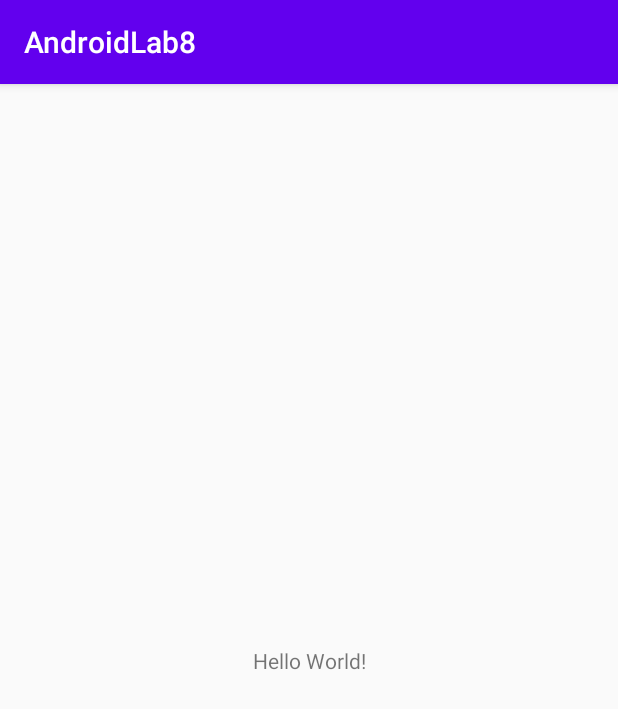
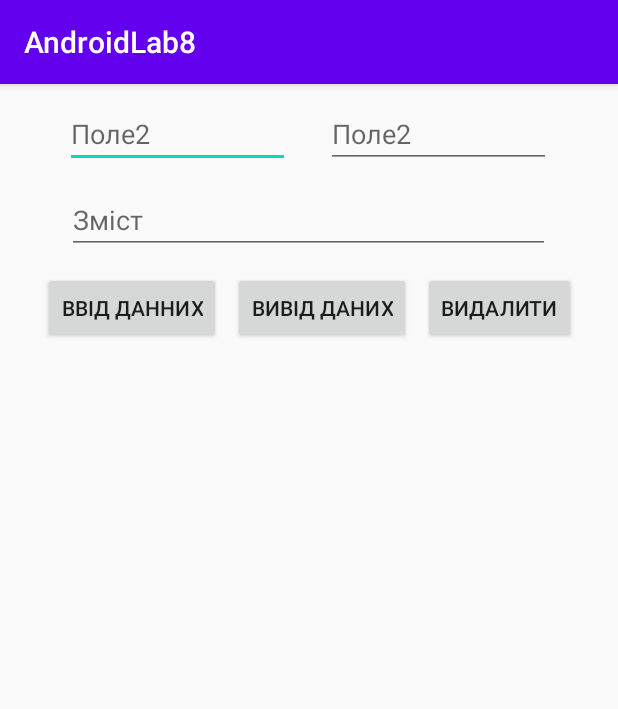
Before and after one commit to pi-181/android-lab-8, an Android app: the screen it shows after launch (MainActivity), on a phone screen of 412 x 824 dp. Shown: the top 709 px of the screen. Run offline under Robolectric (Android 15) with nearby library versions, the phone set to English and light mode, and no system bars.

```diff
--- a/app/build.gradle
+++ b/app/build.gradle
@@ -20,6 +20,10 @@ android {
             proguardFiles getDefaultProguardFile('proguard-android-optimize.txt'), 'proguard-rules.pro'
         }
     }
+    compileOptions {
+        sourceCompatibility JavaVersion.VERSION_1_8
+        targetCompatibility JavaVersion.VERSION_1_8
+    }
 }
 
 dependencies {
--- a/app/src/main/java/com/demkom58/androidlab8/MainActivity.java
+++ b/app/src/main/java/com/demkom58/androidlab8/MainActivity.java
@@ -1,13 +1,83 @@
 package com.demkom58.androidlab8;
 
+import android.content.ContentValues;
+import android.database.Cursor;
+import android.database.sqlite.SQLiteDatabase;
+import android.os.Bundle;
+import android.util.Log;
+import android.view.View;
+import android.widget.EditText;
 import androidx.appcompat.app.AppCompatActivity;
-import android.os.Bundle;
 
 public class MainActivity extends AppCompatActivity {
+    private MyOpenHelper myHelper = null;
+    private EditText field1, field2, result;
+    private SQLiteDatabase DB;
 
     @Override
-    protected void onCreate(Bundle savedInstanceState) {
-        super.onCreate(savedInstanceState);
+    protected void onCreate(Bundle bundle) {
+        super.onCreate(bundle);
         setContentView(R.layout.activity_main);
+
+        myHelper = new MyOpenHelper(this, "myDB", null, 1);
+
+        field1 = findViewById(R.id.field1);
+        field2 = findViewById(R.id.field2);
+        result = findViewById(R.id.resultField);
+
+        findViewById(R.id.buttonEnterData).setOnClickListener(this::insertIntoDatabase);
+        findViewById(R.id.buttonOutputData).setOnClickListener(this::readDatabase);
+        findViewById(R.id.buttonDelete).setOnClickListener(this::deleteDatabase);
     }
+
+    public void insertIntoDatabase(View view) {
+        if (field1.getText().toString().equals("") ||
+                field2.getText().toString().equals(""))
+            return;
+
+        Log.d("myLogs",
+                "Insert INTO DB (" + field1.getText().toString() + "," + field2.getText().toString() + ")");
+
+        DB = myHelper.getWritableDatabase();
+
+        ContentValues CV = new ContentValues();
+        CV.put(myHelper.FIELD_NAME_1, field1.getText().toString());
+        CV.put(myHelper.FIELD_NAME_2, field2.getText().toString());
+
+        DB.insert(myHelper.TABLE_NAME, null, CV);
+        DB.close();
+
+        field1.setText("");
+        field2.setText("");
+    }
+
+    public void readDatabase(View view) {
+        result.setText("");
+        Log.d("myLogs", "READ FROM DB");
+        DB = myHelper.getReadableDatabase();
+
+        String[] columns = {"_id", myHelper.FIELD_NAME_1, myHelper.FIELD_NAME_2};
+        Cursor cursor = DB.query(myHelper.TABLE_NAME, columns, null,
+                null, null, null, "_id");
+
+        if (cursor != null) {
+            cursor.moveToFirst();
+            if (cursor.moveToFirst()) {
+                do {
+                    result.setText(result.getText().toString() + "\n" + cursor.getString(0) + ") "
+                            + cursor.getString(1) + "," + cursor.getString(2));
+                } while (cursor.moveToNext());
+            }
+        }
+
+        DB.close();
+    }
+
+    public void deleteDatabase(View view) {
+        Log.d("myLogs", "Delete Database");
+        DB = myHelper.getWritableDatabase();
+        DB.delete(myHelper.TABLE_NAME, null, null);
+        DB.close();
+    }
+
 }
--- /dev/null
+++ b/app/src/main/java/com/demkom58/androidlab8/MyOpenHelper.java
@@ -0,0 +1,30 @@
+package com.demkom58.androidlab8;
+
+import android.content.Context;
+import android.database.sqlite.SQLiteDatabase;
+import android.database.sqlite.SQLiteOpenHelper;
+import android.util.Log;
+
+public class MyOpenHelper extends SQLiteOpenHelper {
+
+    public String TABLE_NAME = "first_table";
+    public String FIELD_NAME_1 = "first_field";
+    public String FIELD_NAME_2 = "second_field";
+
+    MyOpenHelper(Context ct, String nm, SQLiteDatabase.CursorFactory cf, int vs) {
+        super(ct, nm, cf, vs);
+    }
+
+    @Override
+    public void onUpgrade(SQLiteDatabase DB, int oldVersion, int newVersion) {
+        Log.d("myLogs", "| Upgrade |" + DB.toString());
+    }
+
+    @Override
+    public void onCreate(SQLiteDatabase DB) {
+        Log.d("myLogs", "| Create |" + DB.toString());
+        String query = "create table " + TABLE_NAME + " ( _id integer primary key autoincrement, "
+                + FIELD_NAME_1 + " TEXT, " + FIELD_NAME_2 + " TEXT)";
+        DB.execSQL(query);
+    }
+}
--- a/app/src/main/res/layout/activity_main.xml
+++ b/app/src/main/res/layout/activity_main.xml
@@ -6,13 +6,62 @@
         android:layout_width="match_parent"
         android:layout_height="match_parent"
         tools:context=".MainActivity">
-    <TextView
+    <androidx.constraintlayout.widget.ConstraintLayout
             android:layout_width="wrap_content"
             android:layout_height="wrap_content"
-            android:text="Hello World!"
-            app:layout_constraintBottom_toBottomOf="parent"
-            app:layout_constraintLeft_toLeftOf="parent"
-            app:layout_constraintRight_toRightOf="parent"
-            app:layout_constraintTop_toTopOf="parent"/>
+            app:layout_constraintEnd_toEndOf="parent" app:layout_constraintStart_toStartOf="parent"
+            app:layout_constraintTop_toTopOf="parent" android:layout_marginTop="16dp"
+            app:layout_constraintHorizontal_bias="0.494" android:id="@+id/constraintLayout">
 
+        <EditText
+                android:layout_width="150dp"
+                android:layout_height="40dp"
+                android:inputType="textPersonName"
+                android:ems="10"
+                android:id="@+id/field1"
+                app:layout_constraintStart_toStartOf="parent" app:layout_constraintTop_toTopOf="parent"
+                android:hint="Поле2"/>
+        <EditText
+                android:layout_width="150dp"
+                android:layout_height="40dp"
+                android:inputType="textPersonName"
+                android:ems="10"
+                android:id="@+id/field2"
+                app:layout_constraintStart_toEndOf="@+id/field1" android:layout_marginStart="24dp"
+                app:layout_constraintTop_toTopOf="parent" android:hint="Поле2"/>
+    </androidx.constraintlayout.widget.ConstraintLayout>
+    <EditText
+            android:layout_width="322dp"
+            android:layout_height="wrap_content"
+            android:inputType="textMultiLine"
+            android:gravity="start|top"
+            android:ems="10"
+            android:id="@+id/resultField"
+            app:layout_constraintTop_toBottomOf="@+id/constraintLayout" app:layout_constraintEnd_toEndOf="parent"
+            app:layout_constraintStart_toStartOf="parent" android:layout_marginTop="12dp"
+            app:layout_constraintHorizontal_bias="0.494" android:hint="Зміст"/>
+    <androidx.constraintlayout.widget.ConstraintLayout
+            android:layout_width="wrap_content"
+            android:layout_height="wrap_content"
+            app:layout_constraintTop_toBottomOf="@+id/resultField" android:layout_marginTop="12dp"
+            app:layout_constraintEnd_toEndOf="parent" app:layout_constraintStart_toStartOf="parent">
+
+        <Button
+                android:text="Ввід данних"
+                android:layout_width="wrap_content"
+                android:layout_height="wrap_content" android:id="@+id/buttonEnterData"
+                app:layout_constraintStart_toStartOf="parent" app:layout_constraintTop_toTopOf="parent"/>
+        <Button
+                android:text="Вивід даних"
+                android:layout_width="wrap_content"
+                android:layout_height="wrap_content" android:id="@+id/buttonOutputData"
+                app:layout_constraintStart_toEndOf="@+id/buttonEnterData" android:layout_marginStart="8dp"
+                app:layout_constraintTop_toTopOf="parent"/>
+        <Button
+                android:text="Видалити"
+                android:layout_width="wrap_content"
+                android:layout_height="wrap_content" android:id="@+id/buttonDelete"
+                app:layout_constraintStart_toEndOf="@+id/buttonOutputData" android:layout_marginStart="8dp"
+                app:layout_constraintTop_toTopOf="parent"/>
+    </androidx.constraintlayout.widget.ConstraintLayout>
 </androidx.constraintlayout.widget.ConstraintLayout>
```
